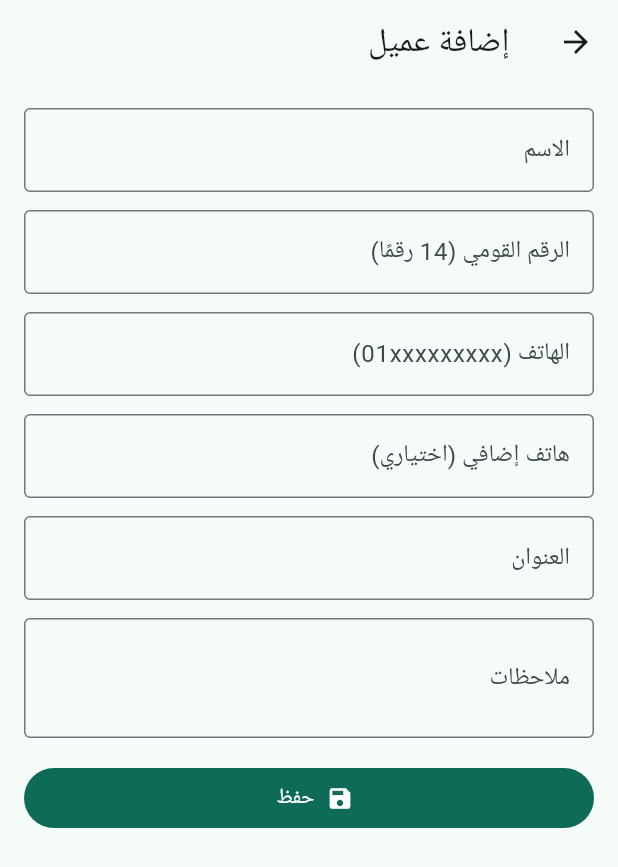
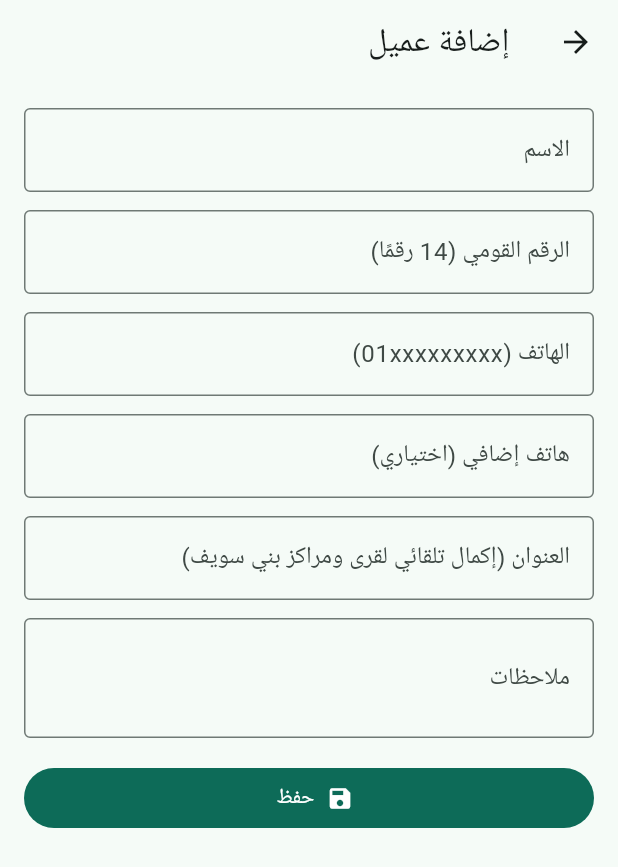
Before and after one commit to dr-mohamed-elatar/dari, a Flutter app: the ClientFormScreen screen opened directly, on a phone screen of 412 x 824 dp. Shown: the top 867 px of the screen. Run offline on Flutter 3.47's test engine with Material 3 defaults, Android fonts, the phone set to English and light mode, and no system bars; our stand-ins replace device_info_plus, file_picker, flutter_secure_storage, google_mobile_ads, pdf, printing and 4 more; missing offline and left inert: encrypt, excel; accounts and stored records are empty; statements that could not run were skipped; project files that could hold a hidden picture were left out.

Commit message:
بني سويف villages/centers built-in address autocomplete

```diff
--- a/lib/ui/screens/clients_screen.dart
+++ b/lib/ui/screens/clients_screen.dart
@@ -5,6 +5,7 @@ import 'package:provider/provider.dart';
 import 'package:url_launcher/url_launcher.dart';
 
 import '../../db/repositories.dart' show DbPage, ClientRepo, GuarantorRepo, ContractRepo, PaymentRepo, SettingsRepo;
+import '../../data/beni_suef.dart';
 import '../../logic/egyptian_validators.dart';
 import '../../models/models.dart';
 import '../../services/license_service.dart';
@@ -288,10 +289,20 @@ class _ClientFormScreenState extends State<ClientFormScreen> {
             validator: (v) => (v == null || v.trim().isEmpty) ? null : validateEgyptianPhone(v),
           ),
           const SizedBox(height: 12),
-          TextFormField(
-            controller: _address,
-            decoration: const InputDecoration(labelText: 'العنوان', border: OutlineInputBorder()),
-            validator: (v) => validateAddress(v ?? ''),
+          Autocomplete<String>(
+            optionsBuilder: (v) => beniSuefAddressSuggestions(v.text),
+            onSelected: (v) => _address.text = v,
+            fieldViewBuilder: (ctx, ctrl, node, onSubmit) {
+              if (ctrl.text.isEmpty) ctrl.text = _address.text;
+              ctrl.addListener(() => _address.text = ctrl.text);
+              return TextFormField(
+                  controller: ctrl,
+                  focusNode: node,
+                  decoration: const InputDecoration(
+                      labelText: 'العنوان (إكمال تلقائي لقرى ومراكز بني سويف)',
+                      border: OutlineInputBorder()),
+                  validator: (v) => validateAddress(v ?? ''));
+            },
           ),
           const SizedBox(height: 12),
           TextFormField(
```
Also changed, not shown: lib/data/beni_suef.dart (added, +25 -0 lines).
